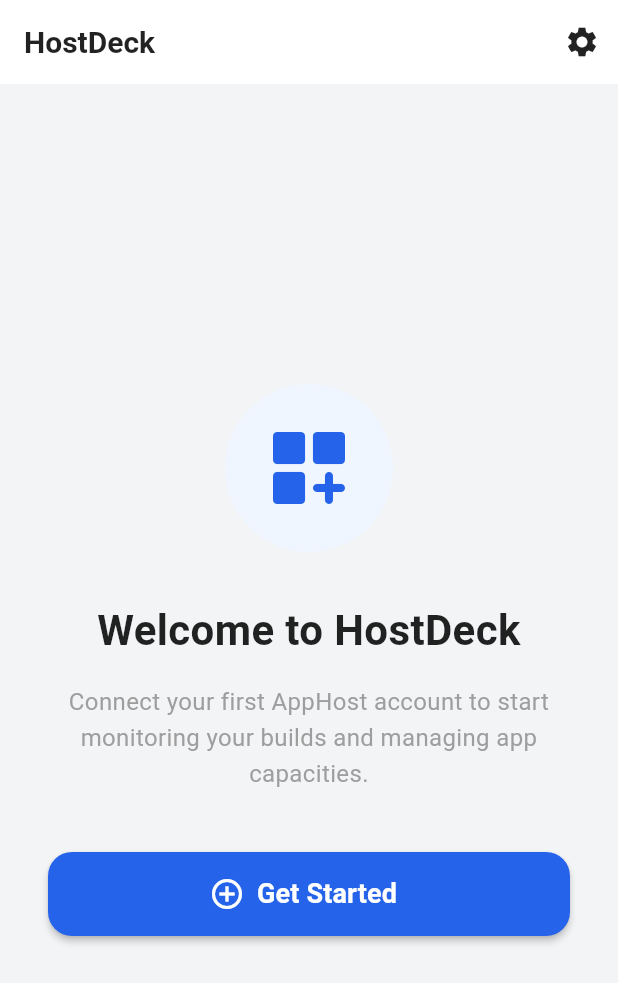
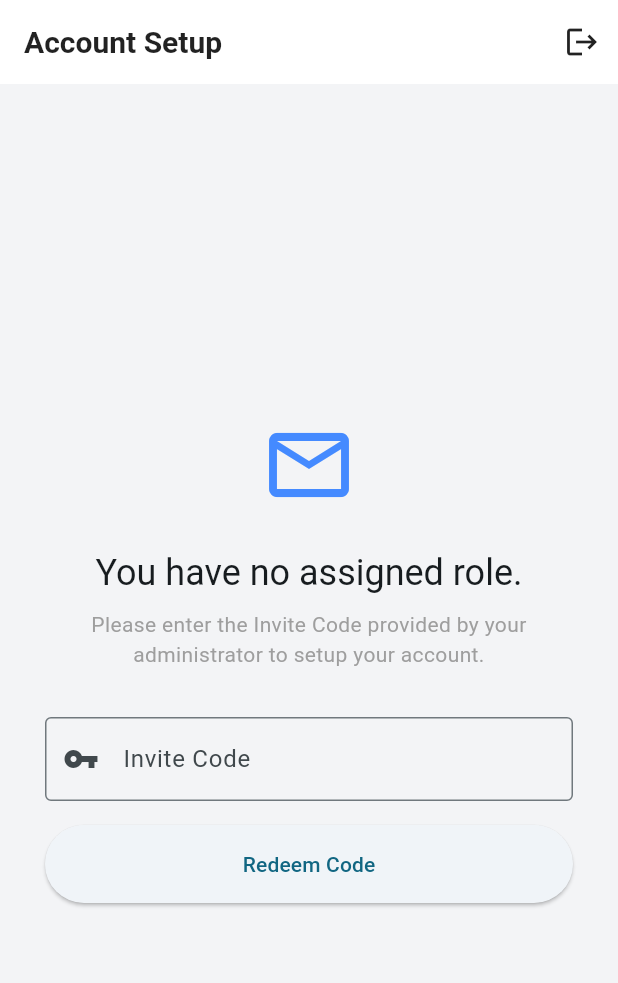
Before and after one commit to Technophyle-0926/hostdeck, a Flutter app: the screen it shows once a user with an empty profile is signed in, on a phone screen of 412 x 824 dp. Shown: the top 983 px of the screen. Run offline on Flutter 3.47's test engine with Material 3 defaults, Android fonts, the phone set to English and light mode, and no system bars; our stand-ins replace cloud_firestore, dio, firebase_auth, firebase_core, firebase_crashlytics, flutter_secure_storage and 11 more; missing offline and left inert: encrypt, mobile_scanner; accounts and stored records are empty; generated files the repository leaves out were written again.

Commit message:
feat: setup user and project models, auth state handling, and invite system

```diff
--- a/lib/data/datasources/remote/google_auth_service.dart
+++ b/lib/data/datasources/remote/google_auth_service.dart
@@ -18,6 +18,9 @@ class GoogleAuthService {
         credential,
       );
 
+      // AuthController's `_setInitialScreen` will automatically detect the new user,
+      // create their Firestore document if needed, and route them correctly!
+
       return userCredential.user;
     } catch (e) {
       debugPrint('Google Sign-In Error: $e');
@@ -27,10 +30,12 @@ class GoogleAuthService {
 
   Future<void> signOut() async {
     try {
+      await _googleSignIn.disconnect(); // Forces the account chooser to appear next time
       await _googleSignIn.signOut();
       await _auth.signOut();
     } catch (e) {
       debugPrint('Google Sign-Out Error: $e');
     }
   }
+
 }
--- /dev/null
+++ b/lib/data/models/app_user_model.dart
@@ -0,0 +1,61 @@
+import 'package:isar_community/isar.dart';
+import '../../domain/entities/app_user.dart';
+
+part 'app_user_model.g.dart';
+
+@collection
+class AppUserModel {
+  Id id = Isar.autoIncrement;
+
+  late String uid;
+  late String email;
+  late String displayName;
+  late String role;
+  late List<String> accessibleProjectIds;
+
+  AppUserModel();
+
+  // Factory to create a Model from our pure Entity
+  factory AppUserModel.fromEntity(AppUser entity) {
+    return AppUserModel()
+      ..uid = entity.uid
+      ..email = entity.email
+      ..displayName = entity.displayName
+      ..role = entity.role.name
+      ..accessibleProjectIds = entity.accessibleProjectIds;
+  }
+
+  // Factory to parse Firestore JSON into our Model
+  factory AppUserModel.fromJson(Map<String, dynamic> json) {
+    return AppUserModel()
+      ..uid = json['uid'] ?? ''
+      ..email = json['email'] ?? ''
+      ..displayName = json['displayName'] ?? ''
+      ..role = json['role'] ?? 'unassigned'
+      ..accessibleProjectIds = List<String>.from(
+        json['accessibleProjectIds'] ?? [],
+      );
+  }
+
+  // Convert Model to Firestore JSON
+  Map<String, dynamic> toJson() {
+    return {
+      'uid': uid,
+      'email': email,
+      'displayName': displayName,
+      'role': role,
+      'accessibleProjectIds': accessibleProjectIds,
+    };
+  }
+
+  // Convert Model back to pure Entity for the UI to use
+  AppUser toEntity() {
+    return AppUser(
+      uid: uid,
+      email: email,
+      displayName: displayName,
+      role: UserRole.fromString(role),
+      accessibleProjectIds: accessibleProjectIds,
+    );
+  }
+}
--- /dev/null
+++ b/lib/domain/entities/app_user.dart
@@ -0,0 +1,38 @@
+enum UserRole {
+  admin,
+  manager,
+  tester,
+  client,
+  unassigned;
+
+  static UserRole fromString(String role) {
+    switch (role.toLowerCase()) {
+      case 'admin':
+        return UserRole.admin;
+      case 'manager':
+        return UserRole.manager;
+      case 'tester':
+        return UserRole.tester;
+      case 'client':
+        return UserRole.client;
+      default:
+        return UserRole.unassigned;
+    }
+  }
+}
+
+class AppUser {
+  final String uid;
+  final String email;
+  final String displayName;
+  final UserRole role;
+  final List<String> accessibleProjectIds;
+
+  AppUser({
+    required this.uid,
+    required this.email,
+    required this.displayName,
+    required this.role,
+    this.accessibleProjectIds = const [],
+  });
+}
--- /dev/null
+++ b/lib/presentation/controllers/invite_controller.dart
@@ -0,0 +1,72 @@
+import 'package:cloud_firestore/cloud_firestore.dart';
+import 'package:get/get.dart';
+import 'package:hostdeck/presentation/controllers/auth_controller.dart';
+import '../../domain/entities/app_user.dart';
+
+class InviteController extends GetxController {
+  final AuthController _authController = Get.find<AuthController>();
+  final RxBool isLoading = false.obs;
+  final RxString errorMessage = ''.obs;
+
+  Future<void> redeemInvite(String code) async {
+    final user = _authController.firebaseUser.value;
+    if (user == null) return;
+
+    if (code.trim().isEmpty) {
+      errorMessage.value = 'Please enter a valid code.';
+      return;
+    }
+
+    isLoading.value = true;
+    errorMessage.value = '';
+
+    try {
+      final firestore = FirebaseFirestore.instance;
+      // Fetch the invitation document
+      final inviteDoc = await firestore.collection('invitations').doc(code.trim()).get();
+
+      if (!inviteDoc.exists) {
+        errorMessage.value = 'Invalid or expired invite code.';
+        isLoading.value = false;
+        return;
+      }
+
+      final data = inviteDoc.data()!;
+      final roleString = data['role'] as String? ?? 'client';
+      final accessibleProjectIds = List<String>.from(data['accessibleProjectIds'] ?? []);
+
+      // 1. Update the user's document with the new role and projects
+      await firestore.collection('users').doc(user.uid).update({
+        'role': roleString,
+        'accessibleProjectIds': FieldValue.arrayUnion(accessibleProjectIds),
+      });
+
+      // 2. Delete the invite code so it can't be reused
+      await firestore.collection('invitations').doc(code.trim()).delete();
+
+      // 3. Update local auth state
+      _authController.appUser.update((val) {
+        if (val != null) {
+           final updatedUser = AppUser(
+             uid: val.uid,
+             email: val.email,
+             displayName: val.displayName,
+             role: UserRole.fromString(roleString),
+             accessibleProjectIds: {...val.accessibleProjectIds, ...accessibleProjectIds}.toList(),
+           );
+           _authController.appUser.value = updatedUser;
+        }
+      });
+
+      // Success! AuthController should automatically redirect if we set up the listeners right,
+      // but let's force a redirect to dashboard just in case.
+      Get.offAllNamed('/dashboard');
+      Get.snackbar('Success', 'Welcome to Hostdeck! Your account has been setup.');
+    } catch (e) {
+      errorMessage.value = 'An error occurred. Please try again.';
+      Get.log('Redemption error: $e');
+    } finally {
+      isLoading.value = false;
+    }
+  }
+}
--- /dev/null
+++ b/lib/presentation/screens/invite_redemption_screen.dart
@@ -0,0 +1,95 @@
+import 'package:flutter/material.dart';
+import 'package:get/get.dart';
+import '../controllers/invite_controller.dart';
+import 'package:hostdeck/presentation/controllers/auth_controller.dart';
+
+class InviteRedemptionScreen extends StatelessWidget {
+  InviteRedemptionScreen({super.key});
+
+  final InviteController controller = Get.put(InviteController());
+  final TextEditingController _codeController = TextEditingController();
+
+  @override
+  Widget build(BuildContext context) {
+    return Scaffold(
+      appBar: AppBar(
+        title: const Text('Account Setup'),
+        actions: [
+          IconButton(
+            icon: const Icon(Icons.logout),
+            onPressed: () {
+              Get.find<AuthController>().signOut();
+            },
+          )
+        ],
+      ),
+      body: Center(
+        child: Container(
+          constraints: const BoxConstraints(maxWidth: 400),
+          padding: const EdgeInsets.all(24.0),
+          child: Column(
+            mainAxisAlignment: MainAxisAlignment.center,
+            crossAxisAlignment: CrossAxisAlignment.stretch,
+            children: [
+              const Icon(Icons.mail_outline, size: 64, color: Colors.blueAccent),
+              const SizedBox(height: 24),
+              Text(
+                'You have no assigned role.',
+                textAlign: TextAlign.center,
+                style: Theme.of(context).textTheme.headlineSmall,
+              ),
+              const SizedBox(height: 8),
+              const Text(
+                'Please enter the Invite Code provided by your administrator to setup your account.',
+                textAlign: TextAlign.center,
+                style: TextStyle(color: Colors.grey),
+              ),
+              const SizedBox(height: 32),
+              TextField(
+                controller: _codeController,
+                decoration: const InputDecoration(
+                  labelText: 'Invite Code',
+                  hintText: 'e.g. HD-X8F9A',
+                  border: OutlineInputBorder(),
+                  prefixIcon: Icon(Icons.vpn_key),
+                ),
+                textCapitalization: TextCapitalization.characters,
+              ),
+              const SizedBox(height: 16),
+              Obx(() {
+                if (controller.errorMessage.value.isNotEmpty) {
+                  return Padding(
+                    padding: const EdgeInsets.only(bottom: 16.0),
+                    child: Text(
+                      controller.errorMessage.value,
+                      style: const TextStyle(color: Colors.red),
+                      textAlign: TextAlign.center,
+                    ),
+                  );
+                }
+                return const SizedBox.shrink();
+              }),
+              Obx(() {
+                return ElevatedButton(
+                  onPressed: controller.isLoading.value
+                      ? null
+                      : () => controller.redeemInvite(_codeController.text),
+                  style: ElevatedButton.styleFrom(
+                    padding: const EdgeInsets.symmetric(vertical: 16),
+                  ),
+                  child: controller.isLoading.value
+                      ? const SizedBox(
+                          height: 20,
+                          width: 20,
+                          child: CircularProgressIndicator(strokeWidth: 2),
+                        )
+                      : const Text('Redeem Code'),
+                );
+              }),
+            ],
+          ),
+        ),
+      ),
+    );
+  }
+}
--- a/lib/routes/app_pages.dart
+++ b/lib/routes/app_pages.dart
@@ -1,8 +1,9 @@
 import 'package:get/get.dart';
 import 'package:hostdeck/presentation/screens/login_screen.dart';
-import '../presentation/screens/dashboard_screen.dart';
+import '../presentation/widgets/main_layout.dart';
 import '../presentation/screens/scan_qr_screen.dart';
 import '../presentation/screens/settings_screen.dart';
+import '../presentation/screens/invite_redemption_screen.dart';
 import '../presentation/bindings/dashboard_binding.dart';
 import '../presentation/screens/share_qr_screen.dart';
 
@@ -12,6 +13,7 @@ abstract class Routes {
   static const settings = '/settings';
   static const shareQr = '/share-qr';
   static const scanQr = '/scan-qr';
+  static const invite = '/invite';
 }
 
 class AppPages {
@@ -24,7 +26,7 @@ class AppPages {
     ),
     GetPage(
       name: Routes.dashboard,
-      page: () => const DashboardScreen(),
+      page: () => const MainLayout(),
       binding: DashboardBinding(),
     ),
     GetPage(
@@ -39,5 +41,9 @@ class AppPages {
       name: Routes.scanQr,
       page: () => const ScanQrScreen(),
     ),
+    GetPage(
+      name: Routes.invite,
+      page: () => InviteRedemptionScreen(),
+    ),
   ];
 }
```
Also changed, not shown: lib/data/models/project_model.dart (added, +56 -0 lines), lib/domain/entities/project.dart (added, +15 -0 lines), lib/presentation/controllers/auth_controller.dart (+49 -13 lines), lib/data/models/app_user_model.g.dart (added), lib/data/models/project_model.g.dart (added).
